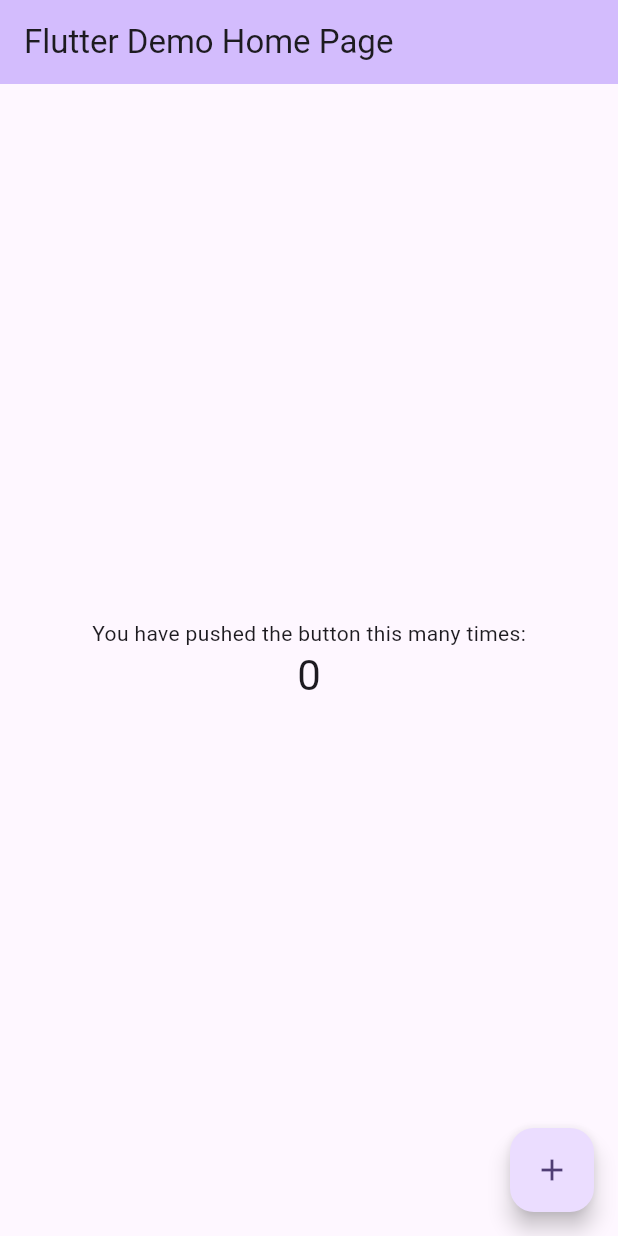
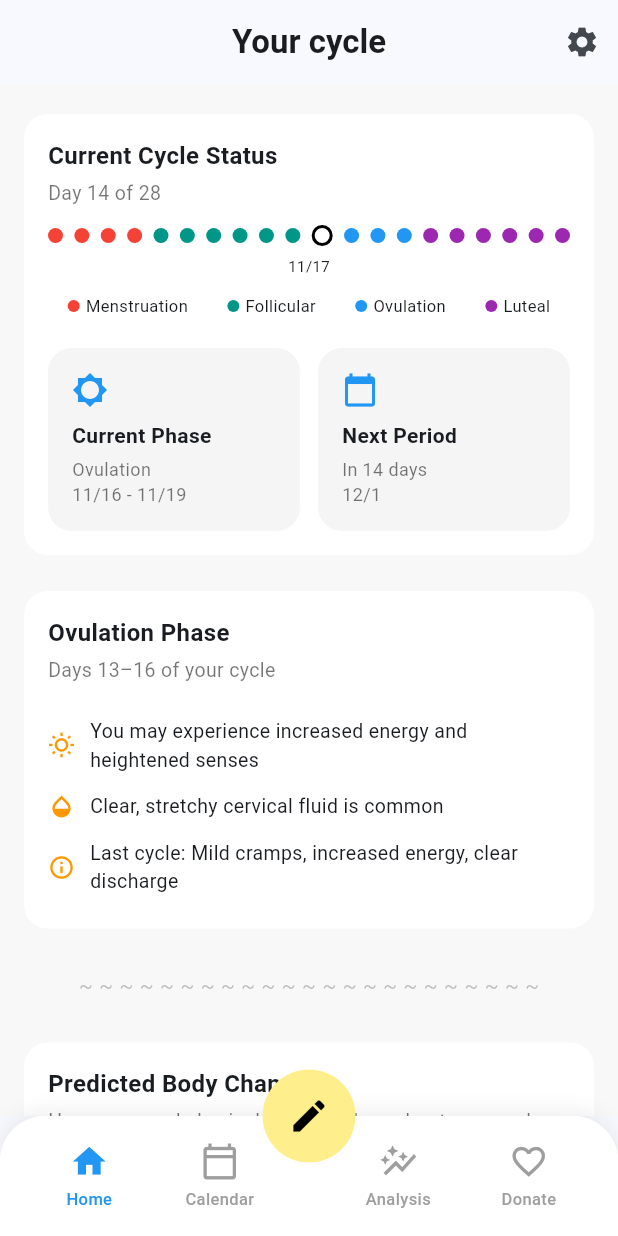
Before and after one commit to danielwparker/honeybea, a Flutter app: the screen it shows after launch, on a phone screen of 412 x 824 dp. Run offline on Flutter 3.47's test engine with Material 3 defaults, Android fonts, the phone set to English and light mode, and no system bars.

Commit message:
Created all page files, added code to main.dart to run app and change pages, as well as began refining the appearance of the bottomnavbar. Created home_page.dart code with dummy data.

```diff
--- a/lib/main.dart
+++ b/lib/main.dart
@@ -1,4 +1,10 @@
 import 'package:flutter/material.dart';
+import 'pages/home_page.dart';
+import 'pages/calendar_page.dart';
+import 'pages/analysis_page.dart';
+import 'pages/donate_page.dart';
+import 'pages/journal_page.dart';
+import 'pages/settings_page.dart';
 
 void main() {
   runApp(const MyApp());
@@ -7,119 +13,202 @@ void main() {
 class MyApp extends StatelessWidget {
   const MyApp({super.key});
 
-  // This widget is the root of your application.
   @override
   Widget build(BuildContext context) {
     return MaterialApp(
-      title: 'Flutter Butt Demo',
+      debugShowCheckedModeBanner: false,
+      title: 'App Scaffold',
       theme: ThemeData(
-        // This is the theme of your application.
-        //
-        // TRY THIS: Try running your application with "flutter run". You'll see
-        // the application has a purple toolbar. Then, without quitting the app,
-        // try changing the seedColor in the colorScheme below to Colors.green
-        // and then invoke "hot reload" (save your changes or press the "hot
-        // reload" button in a Flutter-supported IDE, or press "r" if you used
-        // the command line to start the app).
-        //
-        // Notice that the counter didn't reset back to zero; the application
-        // state is not lost during the reload. To reset the state, use hot
-        // restart instead.
-        //
-        // This works for code too, not just values: Most code changes can be
-        // tested with just a hot reload.
-        colorScheme: ColorScheme.fromSeed(seedColor: Colors.deepPurple),
         useMaterial3: true,
+        colorSchemeSeed: Colors.blue,
       ),
-      home: const MyHomePage(title: 'Flutter Demo Home Page'),
+      home: const MainShell(),
     );
   }
 }
 
-class MyHomePage extends StatefulWidget {
-  const MyHomePage({super.key, required this.title});
-
-  // This widget is the home page of your application. It is stateful, meaning
-  // that it has a State object (defined below) that contains fields that affect
-  // how it looks.
-
-  // This class is the configuration for the state. It holds the values (in this
-  // case the title) provided by the parent (in this case the App widget) and
-  // used by the build method of the State. Fields in a Widget subclass are
-  // always marked "final".
-
-  final String title;
+class MainShell extends StatefulWidget {
+  const MainShell({super.key});
 
   @override
-  State<MyHomePage> createState() => _MyHomePageState();
+  State<MainShell> createState() => _MainShellState();
 }
 
-class _MyHomePageState extends State<MyHomePage> {
-  int _counter = 0;
+class _MainShellState extends State<MainShell> {
+  int _index = 0;
 
-  void _incrementCounter() {
-    setState(() {
-      // This call to setState tells the Flutter framework that something has
-      // changed in this State, which causes it to rerun the build method below
-      // so that the display can reflect the updated values. If we changed
-      // _counter without calling setState(), then the build method would not be
-      // called again, and so nothing would appear to happen.
-      _counter++;
-    });
+  final List<Widget> _pages = const [
+    HomePage(),
+    CalendarPage(),
+    AnalysisPage(),
+    DonatePage(),
+  ];
+
+  void _openJournal() {
+    Navigator.push(
+      context,
+      MaterialPageRoute(builder: (_) => const JournalPage()),
+    );
+  }
+
+  void _openSettings() {
+    Navigator.push(
+      context,
+      MaterialPageRoute(builder: (_) => const SettingsPage()),
+    );
   }
 
   @override
   Widget build(BuildContext context) {
-    // This method is rerun every time setState is called, for instance as done
-    // by the _incrementCounter method above.
-    //
-    // The Flutter framework has been optimized to make rerunning build methods
-    // fast, so that you can just rebuild anything that needs updating rather
-    // than having to individually change instances of widgets.
     return Scaffold(
       appBar: AppBar(
-        // TRY THIS: Try changing the color here to a specific color (to
-        // Colors.amber, perhaps?) and trigger a hot reload to see the AppBar
-        // change color while the other colors stay the same.
-        backgroundColor: Theme.of(context).colorScheme.inversePrimary,
-        // Here we take the value from the MyHomePage object that was created by
-        // the App.build method, and use it to set our appbar title.
-        title: Text(widget.title),
+        centerTitle: true,
+        title: Text(
+          _index == 0 ? "Your cycle" : ['Calendar', 'Analysis', 'Donate'][_index - 1],
+          style: const TextStyle(fontWeight: FontWeight.w600),
+        ),
+        actions: [
+          IconButton(
+            icon: const Icon(Icons.settings),
+            onPressed: _openSettings,
+          ),
+        ],
       ),
-      body: Center(
-        // Center is a layout widget. It takes a single child and positions it
-        // in the middle of the parent.
-        child: Column(
-          // Column is also a layout widget. It takes a list of children and
-          // arranges them vertically. By default, it sizes itself to fit its
-          // children horizontally, and tries to be as tall as its parent.
-          //
-          // Column has various properties to control how it sizes itself and
-          // how it positions its children. Here we use mainAxisAlignment to
-          // center the children vertically; the main axis here is the vertical
-          // axis because Columns are vertical (the cross axis would be
-          // horizontal).
-          //
-          // TRY THIS: Invoke "debug painting" (choose the "Toggle Debug Paint"
-          // action in the IDE, or press "p" in the console), to see the
-          // wireframe for each widget.
-          mainAxisAlignment: MainAxisAlignment.center,
-          children: <Widget>[
-            const Text(
-              'You have pushed the button this many times:',
-            ),
-            Text(
-              '$_counter',
-              style: Theme.of(context).textTheme.headlineMedium,
-            ),
+
+
+      body: _pages[_index],
+
+      floatingActionButton: Container(
+        height: 62,
+        width: 62,
+        decoration: BoxDecoration(
+          shape: BoxShape.circle,
+          color: const Color(0xFFFFEE8C), // Updated yellow
+          /*border: Border.all(
+            color: Colors.black.withOpacity(0.25), // Soft outline
+            width: 1.5,
+          ),*/
+        ),
+        child: FloatingActionButton(
+          onPressed: _openJournal,
+          elevation: 0,
+          backgroundColor: Colors.transparent,
+          splashColor: Colors.black12,
+          highlightElevation: 0,
+          child: const Icon(
+            Icons.edit,
+            color: Colors.black,
+            size: 28,
+          ),
+        ),
+      ),
+      floatingActionButtonLocation: FloatingActionButtonLocation.centerDocked,
+
+
+      bottomNavigationBar: Container(
+        decoration: BoxDecoration(
+          color: Colors.white,
+          borderRadius: const BorderRadius.only(
+            topLeft: Radius.circular(30),
+            topRight: Radius.circular(30),
+          ),
+          boxShadow: [
+            BoxShadow(
+              color: Colors.black.withOpacity(0.08),
+              offset: const Offset(0, -2),
+              blurRadius: 12,
+            )
           ],
         ),
+        child: ClipRRect(
+          borderRadius: const BorderRadius.only(
+            topLeft: Radius.circular(30),
+            topRight: Radius.circular(30),
+          ),
+          child: BottomAppBar(
+            color: Colors.white,
+            shape: const CircularNotchedRectangle(),
+            notchMargin: 8,
+            elevation: 0,
+            child: SizedBox(
+              height: 70,
+              child: Row(
+                mainAxisAlignment: MainAxisAlignment.spaceAround,
+                children: [
+                  _navItem(
+                    index: 0,
+                    iconFilled: Icons.home,
+                    iconOutlined: Icons.home_outlined,
+                    label: "Home",
+                  ),
+                  _navItem(
+                    index: 1,
+                    iconFilled: Icons.calendar_today,
+                    iconOutlined: Icons.calendar_today_outlined,
+                    label: "Calendar",
+                  ),
+                  const SizedBox(width: 5), // Space under FAB
+                  _navItem(
+                    index: 2,
+                    iconFilled: Icons.auto_graph,
+                    iconOutlined: Icons.auto_graph_outlined,
+                    label: "Analysis",
+                  ),
+                  _navItem(
+                    index: 3,
+                    iconFilled: Icons.favorite,
+                    iconOutlined: Icons.favorite_border,
+                    label: "Donate",
+                  ),
+                ],
+              ),
+            ),
+          ),
+        ),
       ),
-      floatingActionButton: FloatingActionButton(
-        onPressed: _incrementCounter,
-        tooltip: 'Increment',
-        child: const Icon(Icons.add),
-      ), // This trailing comma makes auto-formatting nicer for build methods.
+    );
+  }
+
+  Widget _navItem({
+    required int index,
+    required IconData iconFilled,
+    required IconData iconOutlined,
+    required String label,
+  }) {
+    final isSelected = _index == index;
+
+    return Theme(
+      data: Theme.of(context).copyWith(
+        splashColor: Colors.transparent,
+        highlightColor: Colors.transparent,
+        hoverColor: Colors.transparent,
+      ),
+      child: InkWell(
+        onTap: () => setState(() => _index = index),
+        child: SizedBox(
+          width: 60,
+          height: 60,
+          child: Column(
+            mainAxisAlignment: MainAxisAlignment.center,
+            children: [
+              Icon(
+                isSelected ? iconFilled : iconOutlined,
+                size: 26,
+                color: isSelected ? Colors.blue : Colors.grey,
+              ),
+              const SizedBox(height: 4),
+              Text(
+                label,
+                style: TextStyle(
+                  fontSize: 11,
+                  fontWeight: FontWeight.w500,
+                  color: isSelected ? Colors.blue : Colors.grey,
+                ),
+              ),
+            ],
+          ),
+        ),
+      ),
     );
   }
 }
--- /dev/null
+++ b/lib/pages/analysis_page.dart
@@ -0,0 +1,12 @@
+import 'package:flutter/material.dart';
+
+class AnalysisPage extends StatelessWidget {
+  const AnalysisPage({super.key});
+
+  @override
+  Widget build(BuildContext context) {
+    return const Center(
+      child: Text("Analysis Page"),
+    );
+  }
+}
--- /dev/null
+++ b/lib/pages/calendar_page.dart
@@ -0,0 +1,12 @@
+import 'package:flutter/material.dart';
+
+class CalendarPage extends StatelessWidget {
+  const CalendarPage({super.key});
+
+  @override
+  Widget build(BuildContext context) {
+    return const Center(
+      child: Text("Calendar Page"),
+    );
+  }
+}
--- /dev/null
+++ b/lib/pages/donate_page.dart
@@ -0,0 +1,12 @@
+import 'package:flutter/material.dart';
+
+class DonatePage extends StatelessWidget {
+  const DonatePage({super.key});
+
+  @override
+  Widget build(BuildContext context) {
+    return const Center(
+      child: Text("Donate Page"),
+    );
+  }
+}
--- /dev/null
+++ b/lib/pages/home_page.dart
@@ -0,0 +1,356 @@
+import 'package:flutter/material.dart';
+
+class HomePage extends StatelessWidget {
+  const HomePage({super.key});
+
+  @override
+  Widget build(BuildContext context) {
+    return Scaffold(
+      backgroundColor: const Color(0xFFF8F8F8),
+      body: SafeArea(
+        child: SingleChildScrollView(
+          padding: const EdgeInsets.symmetric(horizontal: 16, vertical: 12),
+          child: Column(
+            crossAxisAlignment: CrossAxisAlignment.start,
+            children: const [
+              SizedBox(height: 8),
+              _CurrentCycleStatusCard(),
+              SizedBox(height: 24),
+              _OvulationPhaseCard(),
+              SizedBox(height: 24),
+              _SeparatorSquiggle(),
+              SizedBox(height: 24),
+              _PredictedBodyChangesCard(),
+              SizedBox(height: 80),
+            ],
+          ),
+        ),
+      ),
+    );
+  }
+}
+
+/// --------------------------------------------
+/// CURRENT CYCLE STATUS CARD
+/// --------------------------------------------
+class _CurrentCycleStatusCard extends StatelessWidget {
+  const _CurrentCycleStatusCard();
+
+  @override
+  Widget build(BuildContext context) {
+    return _AppCard(
+      child: Column(
+        crossAxisAlignment: CrossAxisAlignment.start,
+        children: [
+          const Text(
+            "Current Cycle Status",
+            style: TextStyle(fontSize: 16, fontWeight: FontWeight.bold),
+          ),
+          const SizedBox(height: 4),
+          const Text(
+            "Day 14 of 28",
+            style: TextStyle(fontSize: 13, color: Colors.black54),
+          ),
+          const SizedBox(height: 12),
+          const _CycleTimeline(),
+          const SizedBox(height: 12),
+          const _CycleLegend(),
+          const SizedBox(height: 20),
+
+          Row(
+            children: const [
+              Expanded(
+                child: _MetaBox(
+                  icon: Icons.brightness_5,
+                  title: "Current Phase",
+                  subtitle: "Ovulation\n11/16 - 11/19",
+                ),
+              ),
+              SizedBox(width: 12),
+              Expanded(
+                child: _MetaBox(
+                  icon: Icons.calendar_today,
+                  title: "Next Period",
+                  subtitle: "In 14 days\n12/1",
+                ),
+              ),
+            ],
+          ),
+        ],
+      ),
+    );
+  }
+}
+
+/// Timeline visualization (dummy)
+class _CycleTimeline extends StatelessWidget {
+  const _CycleTimeline();
+
+  @override
+  Widget build(BuildContext context) {
+    const menstruation = Colors.red;
+    const follicular = Colors.teal;
+    const ovulation = Colors.blue;
+    const luteal = Colors.purple;
+
+    List<Color> colors = [
+      ...List.filled(4, menstruation),
+      ...List.filled(6, follicular),
+      ...List.filled(4, ovulation),
+      ...List.filled(6, luteal)
+    ];
+
+    return Column(
+      children: [
+        Row(
+          mainAxisAlignment: MainAxisAlignment.spaceBetween,
+          children: List.generate(colors.length, (i) {
+            bool isToday = i == 10;
+
+            return Column(
+              children: [
+                Container(
+                  width: isToday ? 14 : 10,
+                  height: isToday ? 14 : 10,
+                  decoration: BoxDecoration(
+                    color: isToday ? Colors.white : colors[i],
+                    border: isToday
+                        ? Border.all(color: Colors.black, width: 2)
+                        : null,
+                    shape: BoxShape.circle,
+                  ),
+                ),
+              ],
+            );
+          }),
+        ),
+        const SizedBox(height: 6),
+        const Text("11/17", style: TextStyle(fontSize: 10)),
+      ],
+    );
+  }
+}
+
+/// Legend
+class _CycleLegend extends StatelessWidget {
+  const _CycleLegend();
+
+  @override
+  Widget build(BuildContext context) {
+    const items = [
+      ("Menstruation", Colors.red),
+      ("Follicular", Colors.teal),
+      ("Ovulation", Colors.blue),
+      ("Luteal", Colors.purple),
+    ];
+
+    return Row(
+      mainAxisAlignment: MainAxisAlignment.spaceAround,
+      children: items.map((e) {
+        return Row(
+          children: [
+            CircleAvatar(radius: 4, backgroundColor: e.$2),
+            const SizedBox(width: 4),
+            Text(e.$1, style: const TextStyle(fontSize: 11)),
+          ],
+        );
+      }).toList(),
+    );
+  }
+}
+
+/// --------------------------------------------
+/// OVULATION PHASE CARD
+/// --------------------------------------------
+class _OvulationPhaseCard extends StatelessWidget {
+  const _OvulationPhaseCard();
+
+  @override
+  Widget build(BuildContext context) {
+    final items = [
+      (Icons.wb_sunny_outlined,
+      "You may experience increased energy and heightened senses"),
+      (Icons.opacity, "Clear, stretchy cervical fluid is common"),
+      (Icons.info_outline,
+      "Last cycle: Mild cramps, increased energy, clear discharge"),
+    ];
+
+    return _AppCard(
+      child: Column(
+        crossAxisAlignment: CrossAxisAlignment.start,
+        children: [
+          const Text(
+            "Ovulation Phase",
+            style: TextStyle(fontWeight: FontWeight.bold, fontSize: 16),
+          ),
+          const SizedBox(height: 4),
+          const Text(
+            "Days 13–16 of your cycle",
+            style: TextStyle(fontSize: 13, color: Colors.black54),
+          ),
+          const SizedBox(height: 16),
+          ...items.map((e) => Padding(
+            padding: const EdgeInsets.symmetric(vertical: 6),
+            child: Row(
+              children: [
+                Icon(e.$1, size: 18, color: Colors.orange),
+                const SizedBox(width: 10),
+                Expanded(
+                  child: Text(
+                    e.$2,
+                    style: const TextStyle(fontSize: 13),
+                  ),
+                ),
+              ],
+            ),
+          )),
+        ],
+      ),
+    );
+  }
+}
+
+/// --------------------------------------------
+/// Decorative separator (replace w/ SVG later)
+/// --------------------------------------------
+class _SeparatorSquiggle extends StatelessWidget {
+  const _SeparatorSquiggle();
+
+  @override
+  Widget build(BuildContext context) {
+    return Container(
+      height: 28,
+      alignment: Alignment.center,
+      child: const Text(
+        "~~~~~~~~~~~~~~~~~~~~~~~",
+        style: TextStyle(color: Colors.black26, letterSpacing: 4),
+      ),
+    );
+  }
+}
+
+/// --------------------------------------------
+/// PREDICTED BODY CHANGES
+/// --------------------------------------------
+class _PredictedBodyChangesCard extends StatelessWidget {
+  const _PredictedBodyChangesCard();
+
+  @override
+  Widget build(BuildContext context) {
+    return _AppCard(
+      child: Column(
+        crossAxisAlignment: CrossAxisAlignment.start,
+        children: [
+          const Text(
+            "Predicted Body Changes",
+            style: TextStyle(fontSize: 16, fontWeight: FontWeight.bold),
+          ),
+          const SizedBox(height: 4),
+          const Text(
+            "Hormones and physical changes throughout your cycle",
+            style: TextStyle(fontSize: 13, color: Colors.black54),
+          ),
+          const SizedBox(height: 16),
+
+          // Tabs (dummy)
+          Row(
+            children: [
+              Container(
+                padding:
+                const EdgeInsets.symmetric(horizontal: 16, vertical: 6),
+                decoration: BoxDecoration(
+                  color: Colors.blue.shade50,
+                  borderRadius: BorderRadius.circular(20),
+                ),
+                child: const Text(
+                  "Hormones",
+                  style: TextStyle(fontSize: 12, color: Colors.blue),
+                ),
+              ),
+              const SizedBox(width: 16),
+              Text("Basal Temperature",
+                  style: TextStyle(fontSize: 12, color: Colors.grey.shade400)),
+              const SizedBox(width: 16),
+              Text("Weight",
+                  style: TextStyle(fontSize: 12, color: Colors.grey.shade400)),
+            ],
+          ),
+
+          const SizedBox(height: 16),
+
+          // Chart placeholder
+          Container(
+            height: 140,
+            decoration: BoxDecoration(
+              borderRadius: BorderRadius.circular(12),
+              border: Border.all(color: Colors.black12),
+            ),
+            alignment: Alignment.center,
+            child: const Text("Chart Placeholder"),
+          ),
+
+          const SizedBox(height: 16),
+          const _CycleTimeline(),
+        ],
+      ),
+    );
+  }
+}
+
+/// --------------------------------------------
+/// Reusable UI Helpers
+/// --------------------------------------------
+
+class _AppCard extends StatelessWidget {
+  final Widget child;
+  const _AppCard({required this.child});
+
+  @override
+  Widget build(BuildContext context) {
+    return Container(
+      padding: const EdgeInsets.all(16),
+      width: double.infinity,
+      decoration: BoxDecoration(
+        color: Colors.white,
+        borderRadius: BorderRadius.circular(16),
+      ),
+      child: child,
+    );
+  }
+}
+
+class _MetaBox extends StatelessWidget {
+  final IconData icon;
+  final String title;
+  final String subtitle;
+
+  const _MetaBox({
+    required this.icon,
+    required this.title,
+    required this.subtitle,
+  });
+
+  @override
+  Widget build(BuildContext context) {
+    return Container(
+      padding: const EdgeInsets.all(16),
+      decoration: BoxDecoration(
+        color: Colors.grey.shade100,
+        borderRadius: BorderRadius.circular(16),
+      ),
+      child: Column(
+        crossAxisAlignment: CrossAxisAlignment.start,
+        children: [
+          Icon(icon, color: Colors.blue),
+          const SizedBox(height: 8),
+          Text(title, style: const TextStyle(fontWeight: FontWeight.w600)),
+          const SizedBox(height: 4),
+          Text(
+            subtitle,
+            style: const TextStyle(fontSize: 12, color: Colors.black54),
+          ),
+        ],
+      ),
+    );
+  }
+}
--- /dev/null
+++ b/lib/pages/journal_page.dart
@@ -0,0 +1,29 @@
+import 'package:flutter/material.dart';
+import 'settings_page.dart';
+
+class JournalPage extends StatelessWidget {
+  const JournalPage({super.key});
+
+  @override
+  Widget build(BuildContext context) {
+    return Scaffold(
+      appBar: AppBar(
+        title: const Text("Journal"),
+        actions: [
+          IconButton(
+            icon: const Icon(Icons.settings),
+            onPressed: () {
+              Navigator.push(
+                context,
+                MaterialPageRoute(builder: (_) => const SettingsPage()),
+              );
+            },
+          ),
+        ],
+      ),
+      body: const Center(
+        child: Text("Journal Page"),
+      ),
+    );
+  }
+}
--- /dev/null
+++ b/lib/pages/settings_page.dart
@@ -0,0 +1,15 @@
+import 'package:flutter/material.dart';
+
+class SettingsPage extends StatelessWidget {
+  const SettingsPage({super.key});
+
+  @override
+  Widget build(BuildContext context) {
+    return Scaffold(
+      appBar: AppBar(title: const Text("Settings")),
+      body: const Center(
+        child: Text("Settings Page"),
+      ),
+    );
+  }
+}
```
